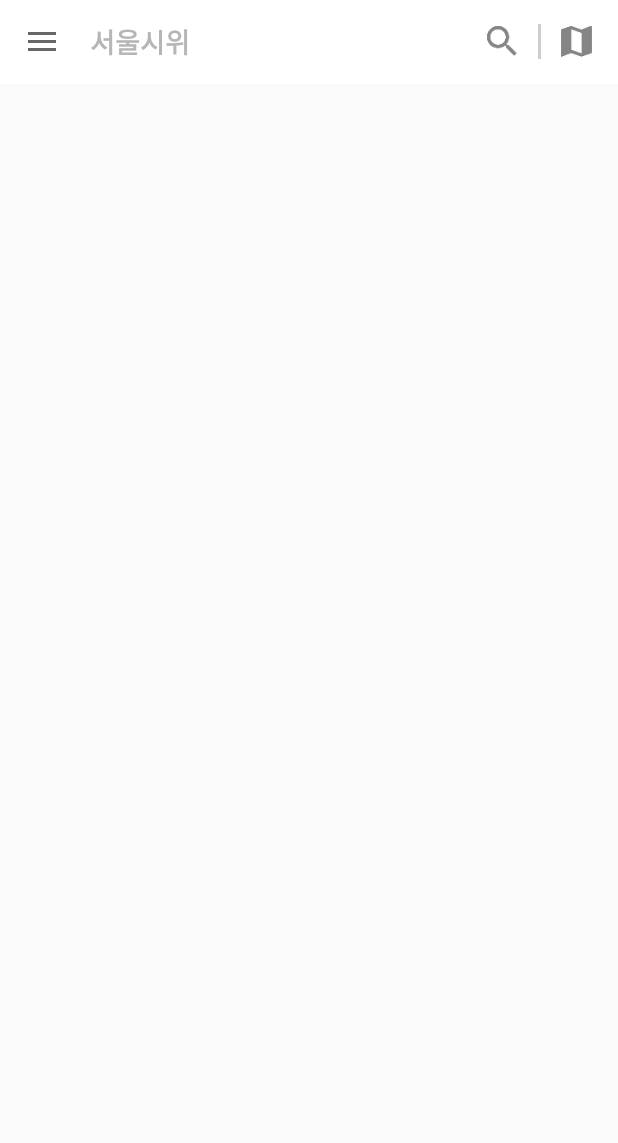
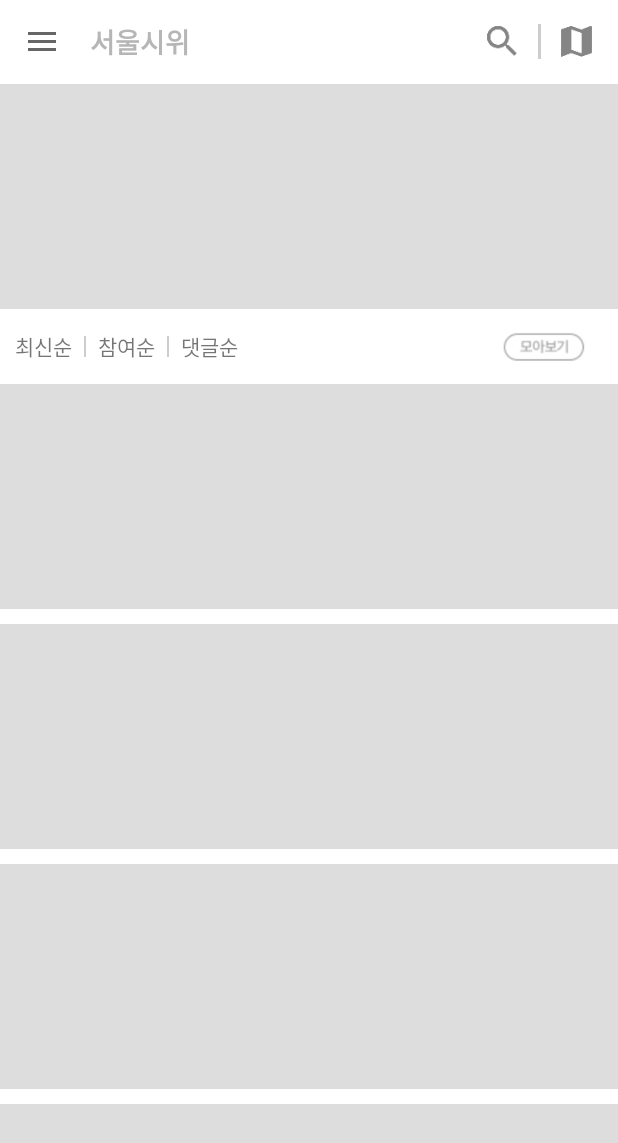
Before and after one commit to namsangil/seoulAppContest2018, an Android app: the screen it shows after launch (MainActivity), on a phone screen of 412 x 824 dp. Before the commit the part shown is almost empty. Shown: the top 1143 px of the screen. Run offline under Robolectric (Android 15) with nearby library versions, the phone set to English and light mode, and no system bars.

Commit message:
메인 뷰 임시 추가

```diff
--- a/app/src/main/res/layout/activity_main.xml
+++ b/app/src/main/res/layout/activity_main.xml
@@ -24,13 +24,119 @@
                 android:layout_height="wrap_content" />
 
             <!-- The main content view where fragments are loaded -->
-            <FrameLayout
+            <LinearLayout
                 android:id="@+id/flContent"
                 android:layout_width="match_parent"
                 android:layout_height="0dp"
                 android:layout_weight="1"
-                android:background="@color/default_background"
-                app:layout_behavior="@string/appbar_scrolling_view_behavior" />
+                android:background="@color/white"
+                android:orientation="vertical"
+
+                app:layout_behavior="@string/appbar_scrolling_view_behavior">
+
+                <View
+                    android:layout_width="match_parent"
+                    android:layout_height="@dimen/large_scale_demo_view_height"
+                    android:background="#dddddd" />
+
+                <LinearLayout
+                    android:layout_width="match_parent"
+                    android:layout_height="30dp"
+                    android:layout_margin="10dp"
+                    android:orientation="horizontal">
+
+                    <TextView
+                        android:layout_width="wrap_content"
+                        android:layout_height="match_parent"
+                        android:gravity="center_vertical"
+                        android:text="@string/order_by_recent"
+                        android:textAppearance="?android:attr/textAppearanceSmall" />
+
+                    <View
+                        android:layout_width="1dp"
+                        android:layout_height="match_parent"
+                        android:layout_margin="8dp"
+                        android:background="@color/slide_menu_bottom_text_color" />
+
+                    <TextView
+                        android:layout_width="wrap_content"
+                        android:layout_height="match_parent"
+                        android:gravity="center_vertical"
+                        android:text="@string/order_by_join"
+                        android:textAppearance="?android:attr/textAppearanceSmall"  />
+
+                    <View
+                        android:layout_width="1dp"
+                        android:layout_height="wrap_content"
+                        android:layout_margin="8dp"
+                        android:background="@color/slide_menu_bottom_text_color" />
+
+                    <TextView
+                        android:layout_width="wrap_content"
+                        android:layout_height="match_parent"
+                        android:gravity="center_vertical"
+                        android:text="@string/order_by_comment"
+                        android:textAppearance="?android:attr/textAppearanceSmall"  />
+
+                    <View
+                        android:layout_width="0dp"
+                        android:layout_weight="1"
+                        android:layout_height="match_parent"/>
+
+                    <ImageView
+                        android:layout_width="80dp"
+                        android:layout_height="match_parent"
+                        android:src="@drawable/collect"/>
+
+
+                </LinearLayout>
+
+                <ScrollView
+                    android:layout_width="match_parent"
+                    android:layout_height="0dp"
+                    android:layout_weight="1">
+
+                    <LinearLayout
+                        android:layout_width="match_parent"
+                        android:layout_height="wrap_content"
+                        android:orientation="vertical"
+                        >
+
+                        <View
+                            android:layout_width="match_parent"
+                            android:layout_height="150dp"
+                            android:background="#dddddd"
+                            android:layout_marginBottom="10dp"/>
+
+
+                        <View
+                            android:layout_width="match_parent"
+                            android:layout_height="150dp"
+                            android:background="#dddddd"
+                            android:layout_marginBottom="10dp"/>
+
+
+                        <View
+                            android:layout_width="match_parent"
+                            android:layout_height="150dp"
+                            android:background="#dddddd"
+                            android:layout_marginBottom="10dp"/>
+
+
+                        <View
+                            android:layout_width="match_parent"
+                            android:layout_height="150dp"
+                            android:background="#dddddd"
+                            android:layout_marginBottom="10dp"/>
+
+
+
+                    </LinearLayout>
+
+                </ScrollView>
+
+
+            </LinearLayout>
         </LinearLayout>
 
         <!-- The navigation drawer that comes from the left -->
--- /dev/null
+++ b/app/src/main/res/values/dimens.xml
@@ -0,0 +1,7 @@
+<?xml version="1.0" encoding="utf-8"?>
+<resources>
+
+    <dimen name="large_scale_demo_view_height">150dp</dimen>
+    <dimen name="text_very_small">12sp</dimen>
+
+</resources>
--- a/app/src/main/res/values/strings.xml
+++ b/app/src/main/res/values/strings.xml
@@ -7,4 +7,7 @@
     <string name="about_demo">집회시위 관련정보</string>
     <string name="promotion_demo">집회시위 홍보하기</string>
     <string name="setting">설정</string>
+    <string name="order_by_recent">최신순</string>
+    <string name="order_by_join">참여순</string>
+    <string name="order_by_comment">댓글순</string>
 </resources>
```
Also changed, not shown: app/src/main/res/drawable/collect.png (added).
